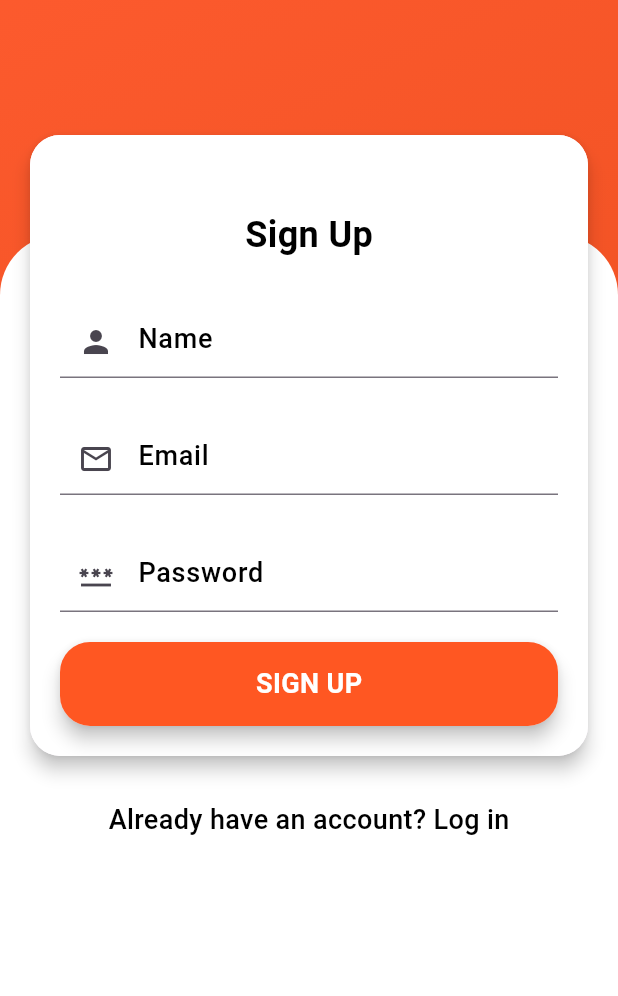
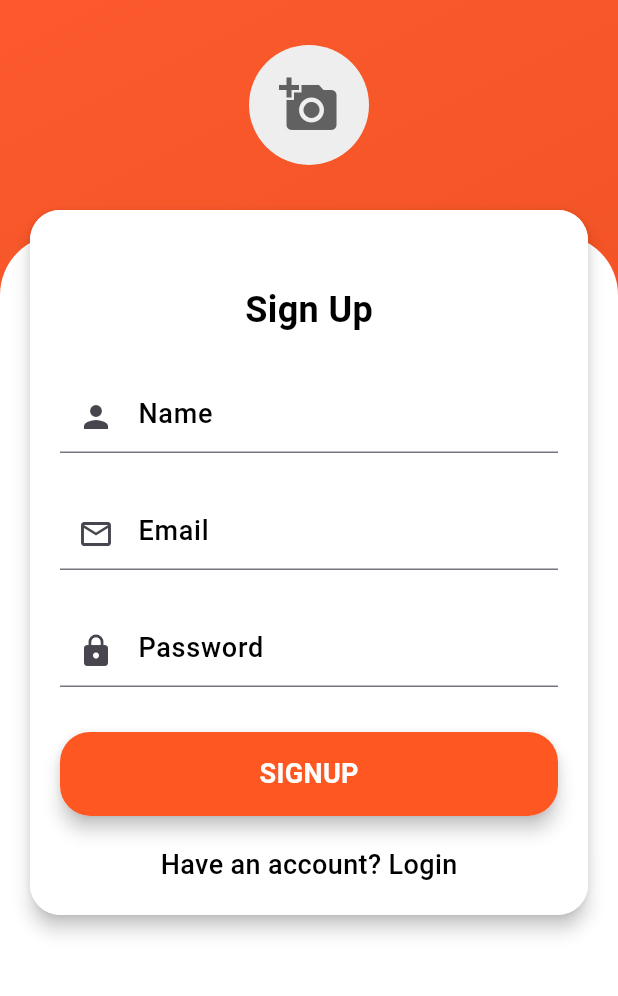
Before and after one commit to Abhisheksharma654/foody_zidio, a Flutter app: the SignUp screen opened directly, on a phone screen of 412 x 824 dp, the part 177-1173 px from its top. Run offline on Flutter 3.47's test engine with Material 3 defaults, Android fonts, the phone set to English and light mode, and no system bars; our stand-ins replace cloud_firestore, curved_navigation_bar, firebase_auth, firebase_core, firebase_storage, image_picker and 2 more; missing offline and left inert: flutter_stripe; accounts and stored records are empty; Roboto replaces fonts that are missing (Poppins, Poppins1).

Commit message:
Store_image_with_in the sign up page

```diff
--- a/lib/main.dart
+++ b/lib/main.dart
@@ -5,6 +5,7 @@ import 'package:firebase_auth/firebase_auth.dart';
 import 'package:flutter_stripe/flutter_stripe.dart';
 import 'package:foody_zidio/Content/bottom_nav.dart';
 import 'package:foody_zidio/Content/onboard.dart';
+import 'package:foody_zidio/pages/home.dart';
 import 'package:foody_zidio/service/app_constraint.dart';
 import 'package:shared_preferences/shared_preferences.dart';
 import 'pages/login.dart';
--- a/lib/pages/order.dart
+++ b/lib/pages/order.dart
@@ -155,10 +155,10 @@ class _OrderState extends State<Order> {
               children: [
                 Image.asset(
                   'images/empty.png',
-                  width: 400,
-                  height: 400,
+                  width: 300, // Adjusted size to be similar to home_no_data.png
+                  height: 300, // Adjusted size to be similar to home_no_data.png
                 ),
-                const SizedBox(height: 10,),
+                const SizedBox(height: 10),
                 const Text(
                   "Oops .....  Cart Is Empty.",
                   style: TextStyle(
--- a/lib/pages/signup.dart
+++ b/lib/pages/signup.dart
@@ -7,63 +7,95 @@ import 'package:foody_zidio/pages/forgetpassword.dart';
 import 'package:foody_zidio/pages/login.dart';
 import 'package:foody_zidio/service/shared_pref.dart';
 import 'package:foody_zidio/widget/widget_support.dart';
-import 'package:random_string/random_string.dart';
+import 'package:image_picker/image_picker.dart';
+import 'dart:io';
+import 'package:firebase_storage/firebase_storage.dart';
 
 class SignUp extends StatefulWidget {
-  const SignUp({super.key});
+  const SignUp({Key? key}) : super(key: key);
 
   @override
   State<SignUp> createState() => _SignUpState();
 }
 
 class _SignUpState extends State<SignUp> {
-  String email = "", password = "",name ="";
+  String email = "", password = "", name = "", profileImageUrl = "";
+  File? _image;
+  final _formKey = GlobalKey<FormState>();
 
-  final _formkey = GlobalKey<FormState>();
-TextEditingController usernamecontroller = TextEditingController();
-  TextEditingController useremailcontroller = TextEditingController();
-  TextEditingController userpasswordcontroller = TextEditingController();
+  TextEditingController usernameController = TextEditingController();
+  TextEditingController useremailController = TextEditingController();
+  TextEditingController userpasswordController = TextEditingController();
 
-  userSignUp() async {
+  final ImagePicker _picker = ImagePicker();
+
+  Future<void> _pickImage() async {
+    final pickedFile = await _picker.pickImage(source: ImageSource.gallery);
+    setState(() {
+      if (pickedFile != null) {
+        _image = File(pickedFile.path);
+      } else {
+        print('No image selected.');
+      }
+    });
+  }
+
+  Future<String> _uploadProfileImage() async {
+    if (_image == null) return "";
+
+    String fileName = 'profile_${DateTime.now().millisecondsSinceEpoch}.jpg';
+    Reference firebaseStorageRef = FirebaseStorage.instance.ref().child(fileName);
+    UploadTask uploadTask = firebaseStorageRef.putFile(_image!);
+    TaskSnapshot taskSnapshot = await uploadTask;
+    return await taskSnapshot.ref.getDownloadURL();
+  }
+
+  Future<void> userSignUp() async {
     try {
-      await FirebaseAuth.instance
-          .createUserWithEmailAndPassword(email: email, password: password);
-      ScaffoldMessenger.of(context).showSnackBar((SnackBar(
+      await FirebaseAuth.instance.createUserWithEmailAndPassword(email: email, password: password);
+      ScaffoldMessenger.of(context).showSnackBar(SnackBar(
         backgroundColor: Colors.redAccent,
         content: Text(
           "Registered Successfully",
           style: TextStyle(fontSize: 20.0),
-            ))));
-        String Id = randomAlphaNumeric(10);
+        ),
+      ));
+
+      String profileUrl = await _uploadProfileImage();
+
       Map<String, dynamic> addUserInfo = {
-          "Name": usernamecontroller.text,
-          "Email": useremailcontroller.text,
+        "Name": usernameController.text,
+        "Email": useremailController.text,
         "Wallet": "0",
-          "Id": Id,
+        "ProfileImageUrl": profileUrl,
       };
-        await DatabaseMethods().addUserDetail(addUserInfo, Id);
-        await SharedPreferenceHelper().saveUserName(usernamecontroller.text);
-        await SharedPreferenceHelper().saveUserEmail(useremailcontroller.text);
+
+      await DatabaseMethods().addUserDetailWithAutoIncrement(addUserInfo);
+      await SharedPreferenceHelper().saveUserName(usernameController.text);
+      await SharedPreferenceHelper().saveUserEmail(useremailController.text);
       await SharedPreferenceHelper().saveUserWallet('0');
-        await SharedPreferenceHelper().saveUserId(Id);
+      await SharedPreferenceHelper().saveUserProfile(profileUrl);
+      await SharedPreferenceHelper().saveUserId(addUserInfo['Id']);
 
-
-      Navigator.pushReplacement(
-          context, MaterialPageRoute(builder: (context) => LogIn()));
+      Navigator.pushReplacement(context, MaterialPageRoute(builder: (context) => LogIn()));
     } on FirebaseAuthException catch (e) {
       if (e.code == 'weak-password') {
         ScaffoldMessenger.of(context).showSnackBar(SnackBar(
           content: Text(
             "The password provided is too weak.",
             style: TextStyle(fontSize: 18.0, color: Colors.black),
-        )));
+          ),
+        ));
       } else if (e.code == 'email-already-in-use') {
         ScaffoldMessenger.of(context).showSnackBar(SnackBar(
           content: Text(
             "The account already exists for that email.",
             style: TextStyle(fontSize: 18.0, color: Colors.black),
-        )));
+          ),
+        ));
       }
+    } catch (e) {
+      print('Error signing up: $e');
     }
   }
 
@@ -75,26 +107,26 @@ TextEditingController usernamecontroller = TextEditingController();
           children: [
             Container(
               width: MediaQuery.of(context).size.width,
-              height: MediaQuery.of(context).size.height ,
+              height: MediaQuery.of(context).size.height,
               decoration: BoxDecoration(
                 gradient: LinearGradient(
                   begin: Alignment.topLeft,
                   end: Alignment.bottomRight,
-                      colors: [
-                    Color(0xFFff5c30),
-                    Color(0xFFe74b1a),
-                  ])),
+                  colors: [Color(0xFFff5c30), Color(0xFFe74b1a)],
+                ),
+              ),
             ),
             Container(
-              margin:
-                  EdgeInsets.only(top: MediaQuery.of(context).size.height / 3),
-              height: MediaQuery.of(context).size.height ,
+              margin: EdgeInsets.only(top: MediaQuery.of(context).size.height / 3),
+              height: MediaQuery.of(context).size.height,
               width: MediaQuery.of(context).size.width,
               decoration: BoxDecoration(
                 color: Colors.white,
                 borderRadius: BorderRadius.only(
                   topLeft: Radius.circular(40),
-                      topRight: Radius.circular(40))),
+                  topRight: Radius.circular(40),
+                ),
+              ),
               child: Text(""),
             ),
             Container(
@@ -105,12 +137,21 @@ TextEditingController usernamecontroller = TextEditingController();
                     Center(
                       child: Image.asset(
                         "images/logo.png",
-                      width: MediaQuery.of(context).size.width /1.5,
+                        width: MediaQuery.of(context).size.width / 1.5,
                         fit: BoxFit.cover,
-                    )),
-                    SizedBox(
-                      height: 90.0,
                       ),
+                    ),
+                    SizedBox(height: 30.0),
+                    GestureDetector(
+                      onTap: _pickImage,
+                      child: CircleAvatar(
+                        radius: 40,
+                        backgroundColor: Colors.grey[200],
+                        backgroundImage: _image != null ? FileImage(_image!) : null,
+                        child: _image == null ? Icon(Icons.add_a_photo, size: 40, color: Colors.grey[700]) : null,
+                      ),
+                    ),
+                    SizedBox(height: 30.0),
                     Material(
                       elevation: 5.0,
                       borderRadius: BorderRadius.circular(20),
@@ -119,24 +160,20 @@ TextEditingController usernamecontroller = TextEditingController();
                         width: MediaQuery.of(context).size.width,
                         decoration: BoxDecoration(
                           color: Colors.white,
-                            borderRadius: BorderRadius.circular(20)),
+                          borderRadius: BorderRadius.circular(20),
+                        ),
                         child: Form(
-                          key: _formkey,
+                          key: _formKey,
                           child: Column(
                             children: [
-                              SizedBox(
-                                height: 30.0,
-                              ),
+                              SizedBox(height: 30.0),
                               Text(
                                 "Sign Up",
                                 style: AppWidget.HeadlineTextFeildStyle(),
                               ),
-                              SizedBox(
-                                height: 30.0,
-                              ),
-
+                              SizedBox(height: 30.0),
                               TextFormField(
-                                controller: usernamecontroller,
+                                controller: usernameController,
                                 validator: (value) {
                                   if (value == null || value.isEmpty) {
                                     return 'Please Enter name';
@@ -146,13 +183,12 @@ TextEditingController usernamecontroller = TextEditingController();
                                 decoration: InputDecoration(
                                   hintText: 'Name',
                                   hintStyle: AppWidget.semiBoldTextFeildStyle(),
-                                    prefixIcon: Icon(Icons.person)),
+                                  prefixIcon: Icon(Icons.person),
                                 ),
-                              SizedBox(
-                                height: 30.0,
                               ),
+                              SizedBox(height: 30.0),
                               TextFormField(
-                                controller: useremailcontroller,
+                                controller: useremailController,
                                 validator: (value) {
                                   if (value == null || value.isEmpty) {
                                     return 'Please Enter Email';
@@ -162,13 +198,12 @@ TextEditingController usernamecontroller = TextEditingController();
                                 decoration: InputDecoration(
                                   hintText: 'Email',
                                   hintStyle: AppWidget.semiBoldTextFeildStyle(),
-                                    prefixIcon: Icon(Icons.email_outlined)),
+                                  prefixIcon: Icon(Icons.email_outlined),
                                 ),
-                              SizedBox(
-                                height: 30.0,
                               ),
+                              SizedBox(height: 30.0),
                               TextFormField(
-                                controller: userpasswordcontroller,
+                                controller: userpasswordController,
                                 validator: (value) {
                                   if (value == null || value.isEmpty) {
                                     return 'Please Enter Password';
@@ -179,19 +214,18 @@ TextEditingController usernamecontroller = TextEditingController();
                                 decoration: InputDecoration(
                                   hintText: 'Password',
                                   hintStyle: AppWidget.semiBoldTextFeildStyle(),
-                                    prefixIcon: Icon(Icons.password_outlined)),
+                                  prefixIcon: Icon(Icons.lock),
                                 ),
-                              SizedBox(
-                                height: 20.0,
                               ),
+                              SizedBox(height: 30.0),
                               GestureDetector(
                                 onTap: () {
-                                  if (_formkey.currentState!.validate()) {
+                                  if (_formKey.currentState!.validate()) {
                                     setState(() {
-                                      email = useremailcontroller.text;
-                                      password = userpasswordcontroller.text;
+                                      email = useremailController.text;
+                                      password = userpasswordController.text;
                                     });
-                                    userSignUp();
+                                    userSignUp(); // Call userSignUp method here
                                   }
                                 },
                                 child: Material(
@@ -201,17 +235,38 @@ TextEditingController usernamecontroller = TextEditingController();
                                     padding: EdgeInsets.symmetric(vertical: 15.0),
                                     width: double.infinity,
                                     decoration: BoxDecoration(
-                                        color: Color(0xffff5722),
-                                        borderRadius: BorderRadius.circular(20)),
+                                      color: Color(0Xffff5722),
+                                      borderRadius: BorderRadius.circular(20),
+                                    ),
                                     child: Center(
                                       child: Text(
-                                      "SIGN UP",
+                                        "SIGNUP",
                                         style: TextStyle(
                                           color: Colors.white,
                                           fontSize: 18.0,
                                           fontFamily: 'Poppins1',
-                                          fontWeight: FontWeight.bold),
-                                    )),
+                                          fontWeight: FontWeight.bold,
+                                        ),
+                                      ),
+                                    ),
+                                  ),
+                                ),
+                              ),
+                              SizedBox(height: 20.0),
+                              GestureDetector(
+                                onTap: () {
+                                  Navigator.push(
+                                    context,
+                                    MaterialPageRoute(builder: (context) => LogIn()),
+                                  );
+                                },
+                                child: Text(
+                                  "Have an account? Login",
+                                  style: AppWidget.semiBoldTextFeildStyle(),
+                                ),
+                              ),
+                            ],
+                          ),
                         ),
                       ),
                     ),
@@ -219,25 +274,6 @@ TextEditingController usernamecontroller = TextEditingController();
                 ),
               ),
             ),
-                    ),
-                    SizedBox(
-                      height: 30.0,
-                    ),
-                    GestureDetector(
-                        onTap: () {
-                          Navigator.push(
-                              context,
-                              MaterialPageRoute(
-                                  builder: (context) => LogIn()));
-                        },
-                        child: Text(
-                          "Already have an account? Log in",
-                          style: AppWidget.semiBoldTextFeildStyle(),
-                        ))
-                  ],
-                ),
-              ),
-            )
           ],
         ),
       ),
--- a/lib/service/shared_pref.dart
+++ b/lib/service/shared_pref.dart
@@ -1,3 +1,4 @@
+import 'package:firebase_storage/firebase_storage.dart';
 import 'package:shared_preferences/shared_preferences.dart';
 
 class SharedPreferenceHelper {
```
Also changed, not shown: lib/Database/database.dart (+35 -4 lines), lib/pages/myorder.dart (+1 -6 lines). Lines whose indentation alone changed are shown as unchanged.
